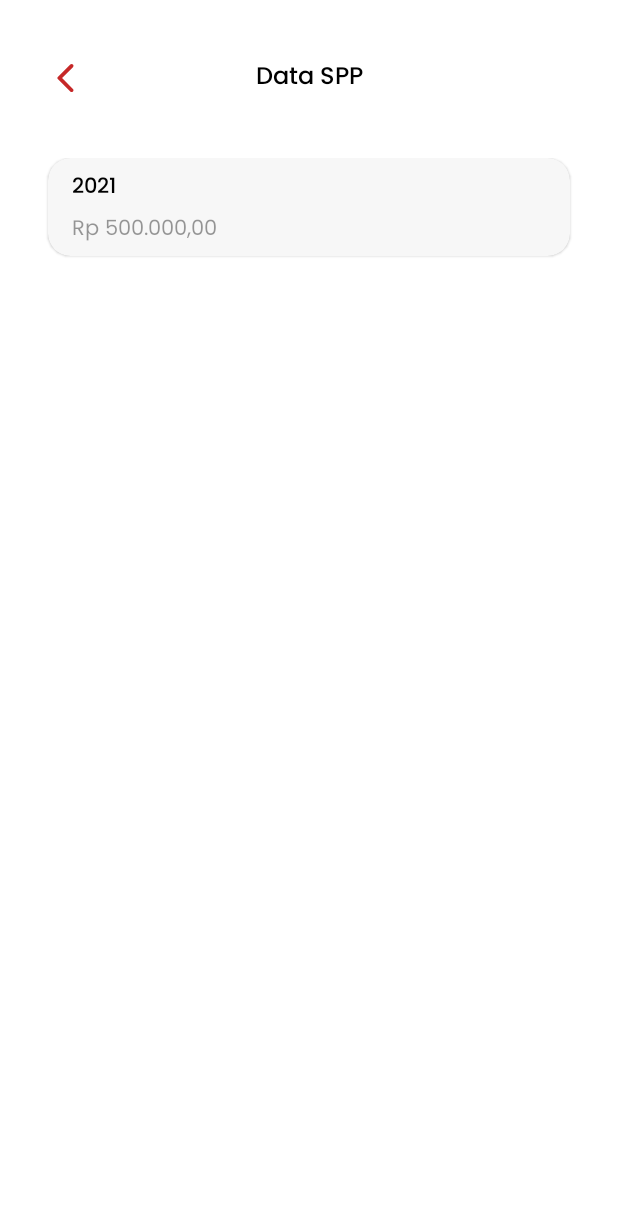
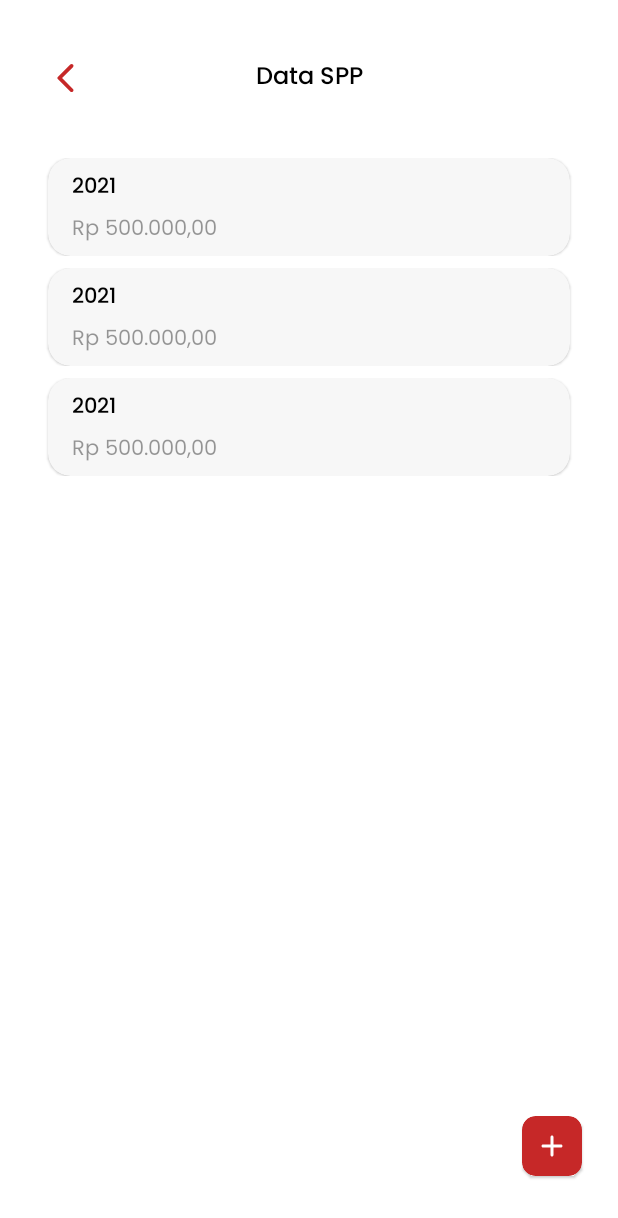
Before and after one commit to SHSXII-FinalExam/FE_EXAM2021, an Android app: the layout activity_main.xml on its own in the app's theme, with its tools: preview values and no code run, on a phone screen of 412 x 824 dp. Shown: the top 1218 px of the screen. Run offline under Robolectric (Android 15) with nearby library versions, the phone set to English and light mode, and no system bars.

Commit message:
Fixing Recycler

```diff
--- /dev/null
+++ b/app/src/main/res/drawable/ic_round_add_24.xml
@@ -0,0 +1,10 @@
+<vector xmlns:android="http://schemas.android.com/apk/res/android"
+    android:width="24dp"
+    android:height="24dp"
+    android:viewportWidth="24"
+    android:viewportHeight="24"
+    android:tint="?attr/colorControlNormal">
+  <path
+      android:fillColor="@android:color/white"
+      android:pathData="M18,13h-5v5c0,0.55 -0.45,1 -1,1s-1,-0.45 -1,-1v-5H6c-0.55,0 -1,-0.45 -1,-1s0.45,-1 1,-1h5V6c0,-0.55 0.45,-1 1,-1s1,0.45 1,1v5h5c0.55,0 1,0.45 1,1s-0.45,1 -1,1z"/>
+</vector>
--- a/app/src/main/res/layout/activity_main.xml
+++ b/app/src/main/res/layout/activity_main.xml
@@ -39,5 +39,34 @@
         tools:layout_editor_absoluteX="0dp"
         tools:listitem="@layout/container_spp" />
 
+    <com.google.android.material.card.MaterialCardView
+        android:layout_width="40dp"
+        android:layout_height="40dp"
+        android:layout_marginEnd="24dp"
+        android:layout_marginBottom="40dp"
+        android:backgroundTint="#C62828"
+        app:cardCornerRadius="9dp"
+        app:layout_constraintBottom_toBottomOf="parent"
+        app:layout_constraintEnd_toEndOf="parent">
+
+        <androidx.constraintlayout.widget.ConstraintLayout
+            android:layout_width="match_parent"
+            android:layout_height="match_parent">
+
+            <ImageView
+                android:layout_width="24dp"
+                android:layout_height="24dp"
+                android:background="@drawable/ic_round_add_24"
+                android:backgroundTint="#FFFFFF"
+                app:layout_constraintBottom_toBottomOf="parent"
+                app:layout_constraintEnd_toEndOf="parent"
+                app:layout_constraintStart_toStartOf="parent"
+                app:layout_constraintTop_toTopOf="parent" />
+
+        </androidx.constraintlayout.widget.ConstraintLayout>
+
+
+    </com.google.android.material.card.MaterialCardView>
+
 
 </androidx.constraintlayout.widget.ConstraintLayout>
--- a/app/src/main/res/layout/container_spp.xml
+++ b/app/src/main/res/layout/container_spp.xml
@@ -4,7 +4,8 @@
     xmlns:app="http://schemas.android.com/apk/res-auto"
     xmlns:tools="http://schemas.android.com/tools"
     android:layout_width="match_parent"
-    android:layout_height="match_parent">
+    android:layout_height="wrap_content"
+    android:layout_marginBottom="8dp">
 
     <com.google.android.material.card.MaterialCardView
         android:layout_width="match_parent"
```
